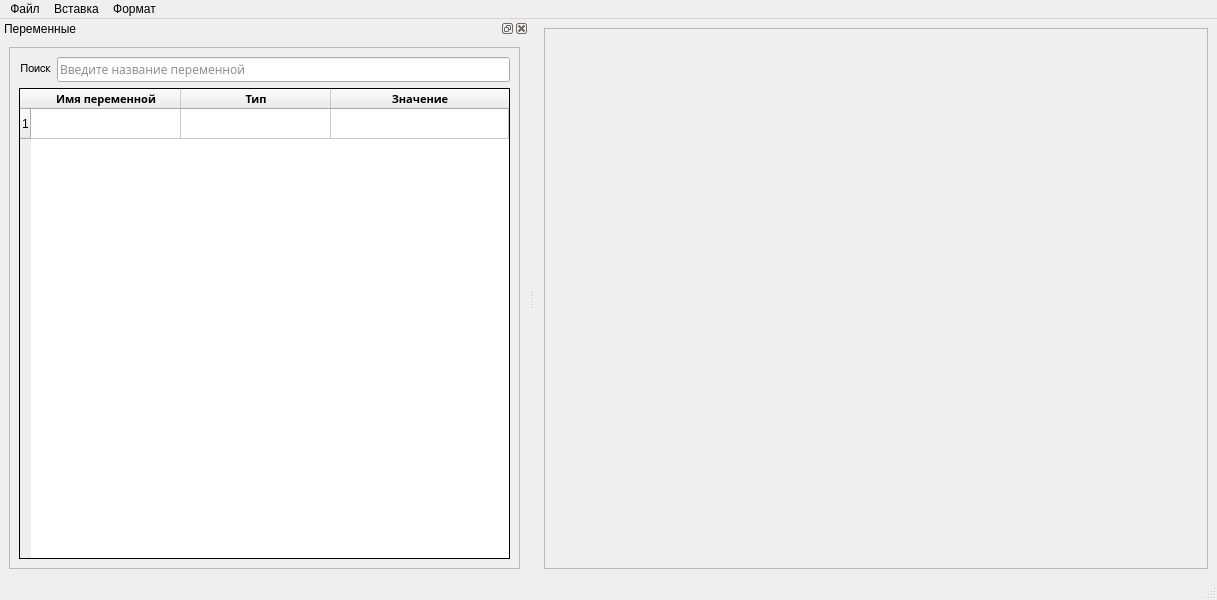
Old version of the form ui/bookmath.ui in the repository oleg1996323/OsterMath.
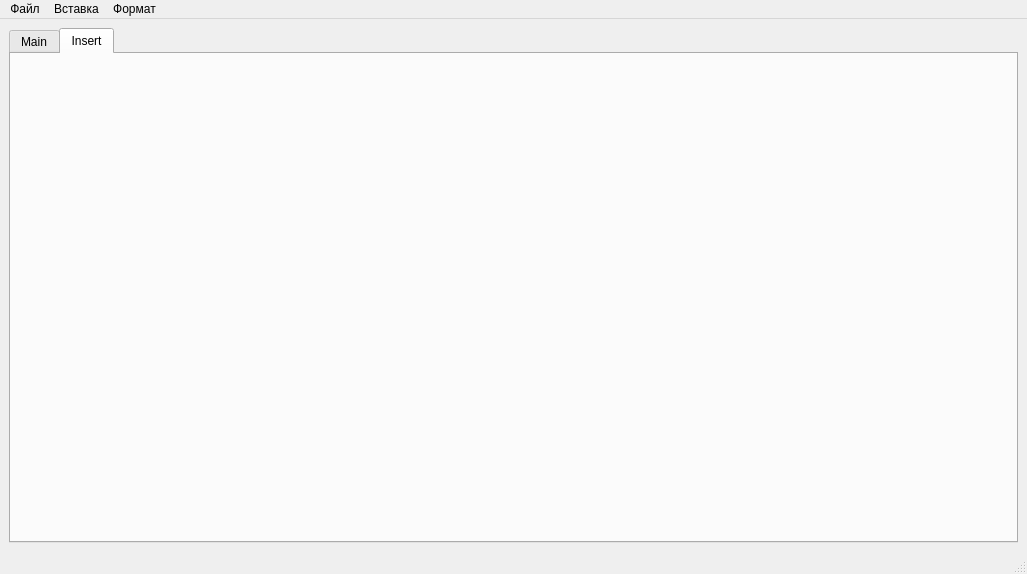
New version of the form.

Diff of the .ui file:
```diff
--- a/ui/bookmath.ui
+++ b/ui/bookmath.ui
@@ -6,8 +6,8 @@
    <rect>
     <x>0</x>
     <y>0</y>
-    <width>1217</width>
-    <height>600</height>
+    <width>1027</width>
+    <height>574</height>
    </rect>
   </property>
   <property name="windowTitle">
@@ -16,13 +16,20 @@
   <widget class="QWidget" name="centralwidget">
    <layout class="QGridLayout" name="gridLayout">
     <item row="0" column="0">
-     <widget class="QFrame" name="frame_2">
-      <property name="frameShape">
-       <enum>QFrame::StyledPanel</enum>
+     <widget class="QTabWidget" name="tabWidget">
+      <property name="currentIndex">
+       <number>1</number>
       </property>
-      <property name="frameShadow">
-       <enum>QFrame::Raised</enum>
-      </property>
+      <widget class="QWidget" name="main_tab">
+       <attribute name="title">
+        <string>Main</string>
+       </attribute>
+      </widget>
+      <widget class="QWidget" name="insert_tab">
+       <attribute name="title">
+        <string>Insert</string>
+       </attribute>
+      </widget>
      </widget>
     </item>
    </layout>
@@ -32,7 +39,7 @@
     <rect>
      <x>0</x>
      <y>0</y>
-     <width>1217</width>
+     <width>1027</width>
      <height>22</height>
     </rect>
    </property>
@@ -61,267 +68,6 @@
    <addaction name="menu_3"/>
   </widget>
   <widget class="QStatusBar" name="statusbar"/>
-  <widget class="QDockWidget" name="dockWidget_2">
-   <property name="accessibleName">
-    <string/>
-   </property>
-   <property name="accessibleDescription">
-    <string/>
-   </property>
-   <property name="windowTitle">
-    <string>Переменные</string>
-   </property>
-   <attribute name="dockWidgetArea">
-    <number>1</number>
-   </attribute>
-   <widget class="QWidget" name="dockWidgetContents_2">
-    <layout class="QGridLayout" name="gridLayout_2">
-     <item row="0" column="0">
-      <widget class="QFrame" name="frame">
-       <property name="frameShape">
-        <enum>QFrame::StyledPanel</enum>
-       </property>
-       <property name="frameShadow">
-        <enum>QFrame::Plain</enum>
-       </property>
-       <layout class="QGridLayout" name="gridLayout_4">
-        <item row="0" column="0">
-         <layout class="QGridLayout" name="gridLayout_3">
-          <item row="1" column="0" colspan="2">
-           <widget class="QTableWidget" name="tableWidget">
-            <property name="enabled">
-             <bool>true</bool>
-            </property>
-            <property name="sizePolicy">
-             <sizepolicy hsizetype="Preferred" vsizetype="Preferred">
-              <horstretch>0</horstretch>
-              <verstretch>0</verstretch>
-             </sizepolicy>
-            </property>
-            <property name="mouseTracking">
-             <bool>true</bool>
-            </property>
-            <property name="tabletTracking">
-             <bool>true</bool>
-            </property>
-            <property name="contextMenuPolicy">
-             <enum>Qt::NoContextMenu</enum>
-            </property>
-            <property name="acceptDrops">
-             <bool>false</bool>
-            </property>
-            <property name="frameShape">
-             <enum>QFrame::Panel</enum>
-            </property>
-            <property name="frameShadow">
-             <enum>QFrame::Plain</enum>
-            </property>
-            <property name="sizeAdjustPolicy">
-             <enum>QAbstractScrollArea::AdjustToContentsOnFirstShow</enum>
-            </property>
-            <property name="dragEnabled">
-             <bool>false</bool>
-            </property>
-            <property name="dragDropMode">
-             <enum>QAbstractItemView::NoDragDrop</enum>
-            </property>
-            <property name="alternatingRowColors">
-             <bool>false</bool>
-            </property>
-            <property name="selectionMode">
-             <enum>QAbstractItemView::SingleSelection</enum>
-            </property>
-            <property name="textElideMode">
-             <enum>Qt::ElideRight</enum>
-            </property>
-            <property name="showGrid">
-             <bool>true</bool>
-            </property>
-            <property name="gridStyle">
-             <enum>Qt::CustomDashLine</enum>
-            </property>
-            <property name="sortingEnabled">
-             <bool>false</bool>
-            </property>
-            <property name="cornerButtonEnabled">
-             <bool>true</bool>
-            </property>
-            <property name="rowCount">
-             <number>1</number>
-            </property>
-            <attribute name="horizontalHeaderVisible">
-             <bool>true</bool>
-            </attribute>
-            <attribute name="horizontalHeaderCascadingSectionResizes">
-             <bool>true</bool>
-            </attribute>
-            <attribute name="horizontalHeaderDefaultSectionSize">
-             <number>150</number>
-            </attribute>
-            <attribute name="horizontalHeaderStretchLastSection">
-             <bool>true</bool>
-            </attribute>
-            <row/>
-            <column>
-             <property name="text">
-              <string>Имя переменной</string>
-             </property>
-             <property name="font">
-              <font>
-               <family>Sans Serif</family>
-               <pointsize>8</pointsize>
-               <weight>75</weight>
-               <bold>true</bold>
-              </font>
-             </property>
-             <property name="textAlignment">
-              <set>AlignCenter</set>
-             </property>
-             <property name="background">
-              <color>
-               <red>222</red>
-               <green>221</green>
-               <blue>218</blue>
-              </color>
-             </property>
-            </column>
-            <column>
-             <property name="text">
-              <string>Тип</string>
-             </property>
-             <property name="font">
-              <font>
-               <family>Sans Serif</family>
-               <pointsize>8</pointsize>
-               <weight>75</weight>
-               <bold>true</bold>
-              </font>
-             </property>
-             <property name="textAlignment">
-              <set>AlignCenter</set>
-             </property>
-             <property name="background">
-              <color>
-               <red>222</red>
-               <green>221</green>
-               <blue>218</blue>
-              </color>
-             </property>
-            </column>
-            <column>
-             <property name="text">
-              <string>Значение</string>
-             </property>
-             <property name="font">
-              <font>
-               <family>Sans Serif</family>
-               <pointsize>8</pointsize>
-               <weight>75</weight>
-               <bold>true</bold>
-              </font>
-             </property>
-             <property name="textAlignment">
-              <set>AlignCenter</set>
-             </property>
-             <property name="background">
-              <color>
-               <red>222</red>
-               <green>221</green>
-               <blue>218</blue>
-              </color>
-             </property>
-            </column>
-           </widget>
-          </item>
-          <item row="0" column="1">
-           <widget class="QLineEdit" name="lineEdit_2">
-            <property name="font">
-             <font>
-              <family>Sans</family>
-              <pointsize>9</pointsize>
-              <weight>50</weight>
-              <italic>false</italic>
-              <bold>false</bold>
-              <stylestrategy>PreferDefault</stylestrategy>
-             </font>
-            </property>
-            <property name="layoutDirection">
-             <enum>Qt::LeftToRight</enum>
-            </property>
-            <property name="styleSheet">
-             <string notr="true">font: 9pt &quot;Sans&quot;;color:rgb(36, 31, 49)</string>
-            </property>
-            <property name="inputMask">
-             <string/>
-            </property>
-            <property name="text">
-             <string/>
-            </property>
-            <property name="frame">
-             <bool>true</bool>
-            </property>
-            <property name="echoMode">
-             <enum>QLineEdit::Normal</enum>
-            </property>
-            <property name="dragEnabled">
-             <bool>false</bool>
-            </property>
-            <property name="placeholderText">
-             <string>Введите название переменной</string>
-            </property>
-            <property name="cursorMoveStyle">
-             <enum>Qt::LogicalMoveStyle</enum>
-            </property>
-            <property name="clearButtonEnabled">
-             <bool>false</bool>
-            </property>
-           </widget>
-          </item>
-          <item row="0" column="0">
-           <widget class="QLabel" name="label_2">
-            <property name="sizePolicy">
-             <sizepolicy hsizetype="Preferred" vsizetype="Fixed">
-              <horstretch>0</horstretch>
-              <verstretch>0</verstretch>
-             </sizepolicy>
-            </property>
-            <property name="font">
-             <font>
-              <family>FreeSans</family>
-              <pointsize>8</pointsize>
-              <weight>50</weight>
-              <italic>false</italic>
-              <bold>false</bold>
-             </font>
-            </property>
-            <property name="tabletTracking">
-             <bool>false</bool>
-            </property>
-            <property name="acceptDrops">
-             <bool>true</bool>
-            </property>
-            <property name="styleSheet">
-             <string notr="true">font: 8pt &quot;FreeSans&quot;;</string>
-            </property>
-            <property name="text">
-             <string>Поиск</string>
-            </property>
-            <property name="textFormat">
-             <enum>Qt::PlainText</enum>
-            </property>
-            <property name="alignment">
-             <set>Qt::AlignRight|Qt::AlignTrailing|Qt::AlignVCenter</set>
-            </property>
-           </widget>
-          </item>
-         </layout>
-        </item>
-       </layout>
-      </widget>
-     </item>
-    </layout>
-   </widget>
-  </widget>
   <action name="action">
    <property name="text">
     <string>Создать</string>
```
